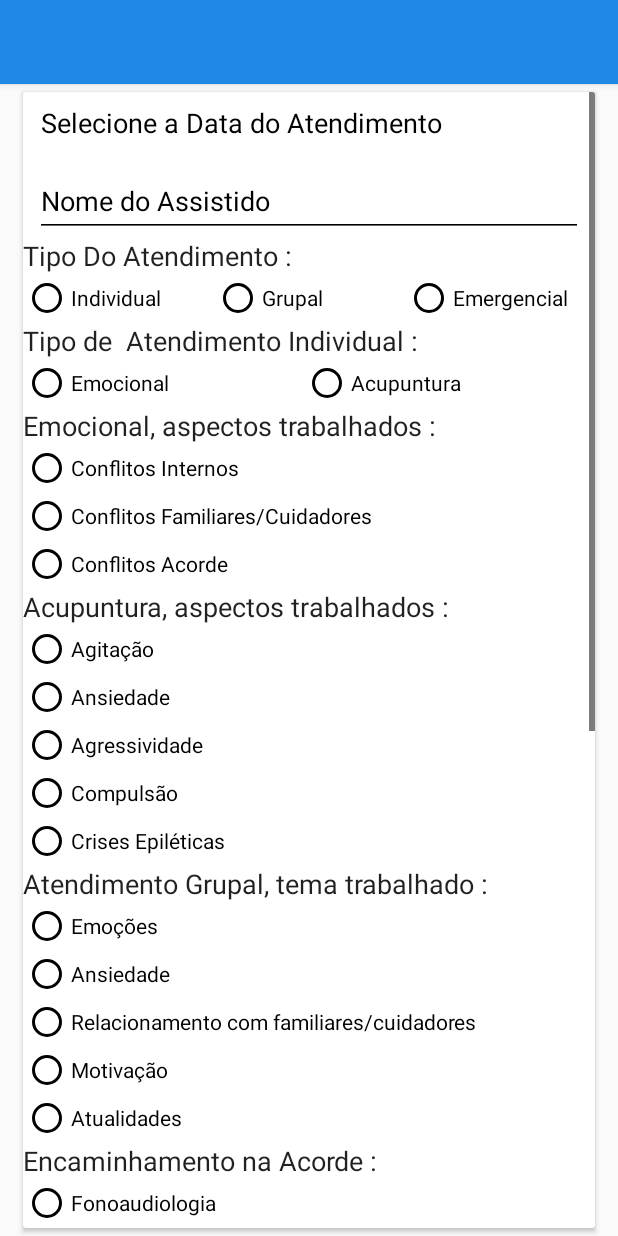
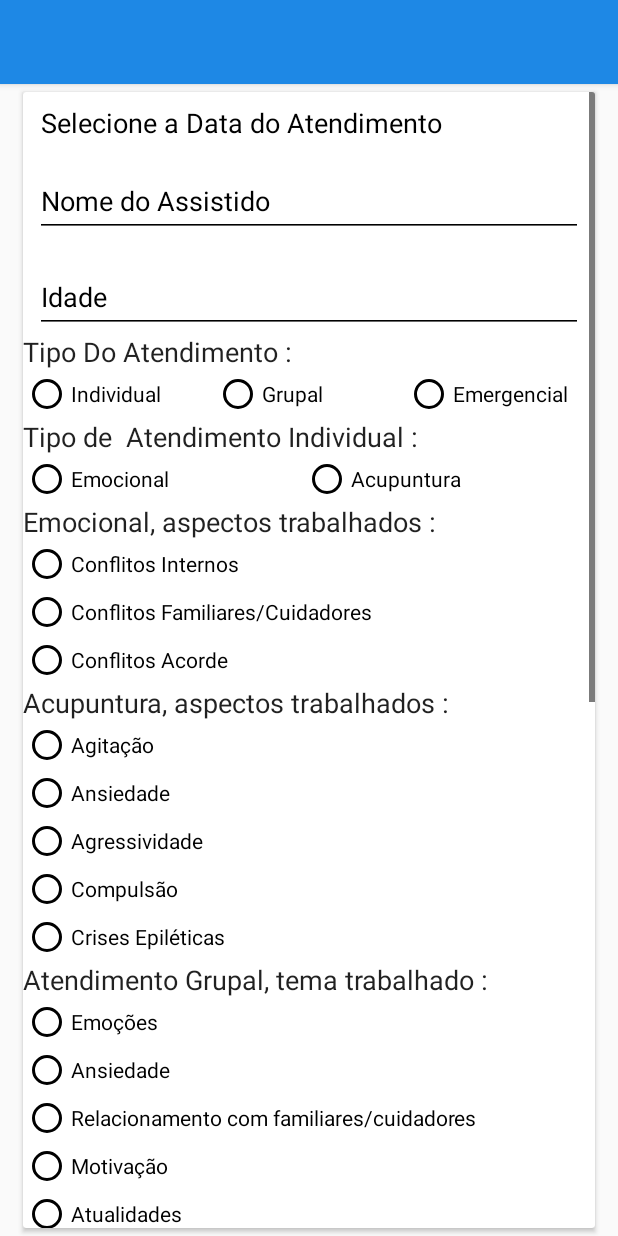
Before and after one commit to rodrigofs09/DesenvolvimentoMobile, an Android app: the layout activity_cria_formulario_psicologa.xml on its own in the app's theme, with its tools: preview values and no code run, on a phone screen of 412 x 824 dp. Run offline under Robolectric (Android 15) with nearby library versions, the phone set to English and light mode, and no system bars.

Commit message:
adicionado campo idade formulario psicologa

```diff
--- a/app/src/main/res/layout/activity_cria_formulario_psicologa.xml
+++ b/app/src/main/res/layout/activity_cria_formulario_psicologa.xml
@@ -83,6 +83,29 @@
 
                     </android.support.design.widget.TextInputLayout>
 
+                    <android.support.design.widget.TextInputLayout
+                        android:id="@+id/text_input_layout_idade"
+                        android:layout_width="match_parent"
+                        android:layout_height="wrap_content"
+                        android:textColorHint="@color/black"
+                        android:layout_marginTop="8dp"
+                        android:layout_marginEnd="8dp"
+                        android:layout_marginStart="8dp">
+
+                        <android.support.design.widget.TextInputEditText
+                            android:id="@+id/editTextIdade"
+                            android:layout_width="match_parent"
+                            android:layout_height="wrap_content"
+                            android:layout_marginTop="8dp"
+                            android:maxLines="1"
+                            android:lines="1"
+                            android:textColor="@color/black"
+                            android:imeOptions="actionNext"
+                            android:hint="Idade"
+                            android:textColorHint="@color/black"
+                            android:inputType="text"/>
+
+                    </android.support.design.widget.TextInputLayout>
                         <TextView
                             android:id="@+id/tipoAtendimento"
                             android:layout_width="wrap_content"
```
